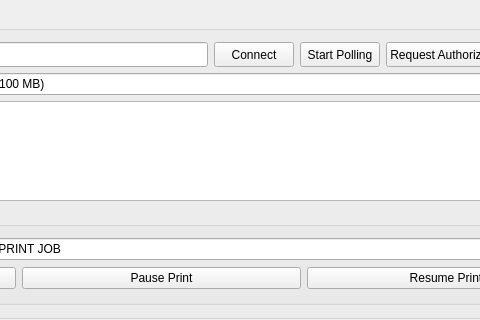
PsychedelicShayna/ultimaker-monitor, file source/main_wnd.ui: the form before one commit; both pictures show x 586 to 1066 and y 0 to 320 of the 1240 by 865 pixel window.
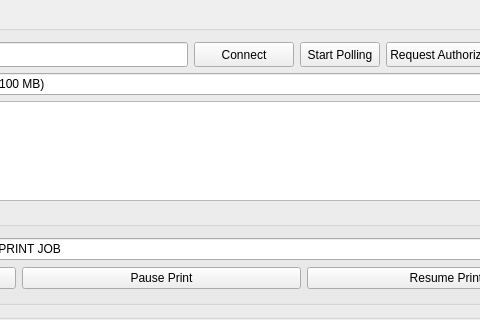
The form after the commit.

```diff
--- a/source/main_wnd.ui
+++ b/source/main_wnd.ui
@@ -56,7 +56,7 @@
                     <widget class="QPushButton" name="btn_connect">
                      <property name="minimumSize">
                       <size>
-                       <width>0</width>
+                       <width>100</width>
                        <height>25</height>
                       </size>
                      </property>
```
